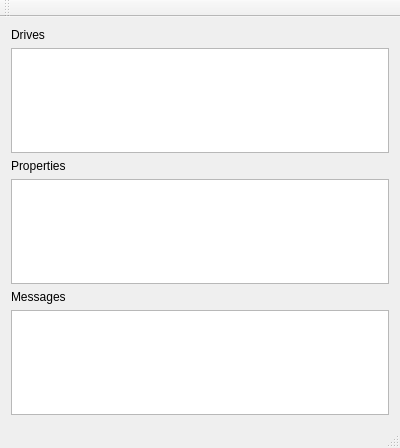
The window that mainwindow.ui (cmdrkotori/udisks2) describes before a commit, drawn with Qt 5.
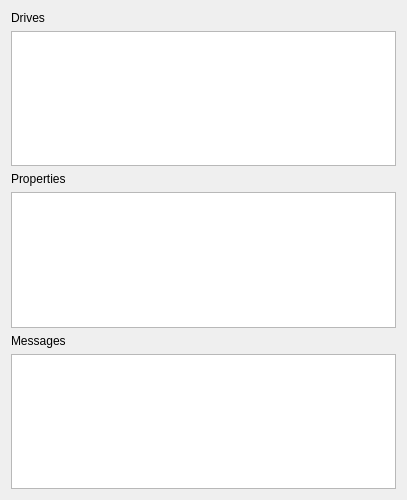
The same window after the commit.

Commit message:
mainwindow.ui: cleanup unwanted elements, make size larger
So that most of the information will display without scrolling.
(properties excluded.)  Should be suitable for most people.

The edit to the form file:
```diff
--- a/mainwindow.ui
+++ b/mainwindow.ui
@@ -6,8 +6,8 @@
    <rect>
     <x>0</x>
     <y>0</y>
-    <width>400</width>
-    <height>448</height>
+    <width>407</width>
+    <height>500</height>
    </rect>
   </property>
   <property name="windowTitle">
@@ -47,25 +47,6 @@
     </item>
    </layout>
   </widget>
-  <widget class="QMenuBar" name="menuBar">
-   <property name="geometry">
-    <rect>
-     <x>0</x>
-     <y>0</y>
-     <width>400</width>
-     <height>30</height>
-    </rect>
-   </property>
-  </widget>
-  <widget class="QToolBar" name="mainToolBar">
-   <attribute name="toolBarArea">
-    <enum>TopToolBarArea</enum>
-   </attribute>
-   <attribute name="toolBarBreak">
-    <bool>false</bool>
-   </attribute>
-  </widget>
-  <widget class="QStatusBar" name="statusBar"/>
  </widget>
  <layoutdefault spacing="6" margin="11"/>
  <resources/>
```
